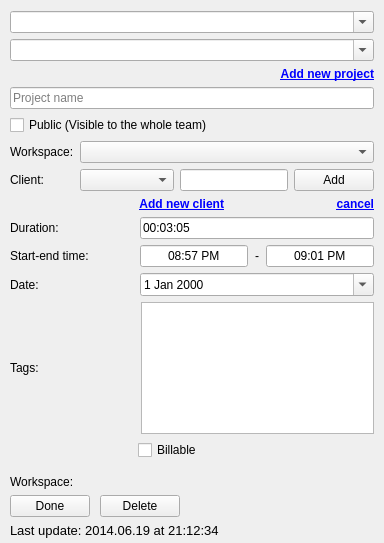
This is src/ui/linux/TogglDesktop/timeentryeditorwidget.ui in toggl-open-source/toggldesktop as Qt 5 draws it before an edit. The edited form follows.
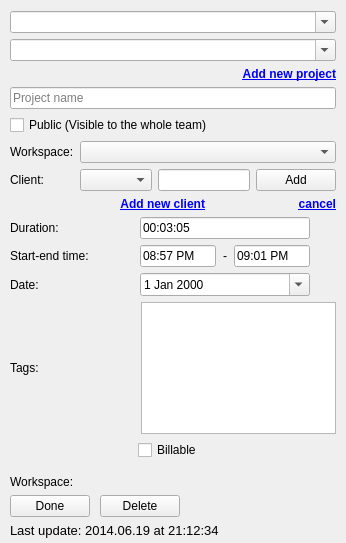
This is the edited form.

Commit message:
Revert "Fixed start stop time field size with big font (linux)"
This reverts commit 88284c897846909805d11338849b1f59597b61d6.

The edit to the form file:
```diff
--- a/src/ui/linux/TogglDesktop/timeentryeditorwidget.ui
+++ b/src/ui/linux/TogglDesktop/timeentryeditorwidget.ui
@@ -359,18 +359,9 @@
          </item>
          <item>
           <widget class="QLineEdit" name="start">
-           <property name="sizePolicy">
-            <sizepolicy hsizetype="Fixed" vsizetype="Fixed">
-             <horstretch>0</horstretch>
-             <verstretch>0</verstretch>
-            </sizepolicy>
-           </property>
            <property name="text">
             <string>08:57 PM</string>
            </property>
-           <property name="alignment">
-            <set>Qt::AlignCenter</set>
-           </property>
           </widget>
          </item>
          <item>
@@ -391,18 +382,9 @@
          </item>
          <item>
           <widget class="QLineEdit" name="stop">
-           <property name="sizePolicy">
-            <sizepolicy hsizetype="Fixed" vsizetype="Fixed">
-             <horstretch>0</horstretch>
-             <verstretch>0</verstretch>
-            </sizepolicy>
-           </property>
            <property name="text">
             <string>09:01 PM</string>
            </property>
-           <property name="alignment">
-            <set>Qt::AlignCenter</set>
-           </property>
           </widget>
          </item>
         </layout>
```
